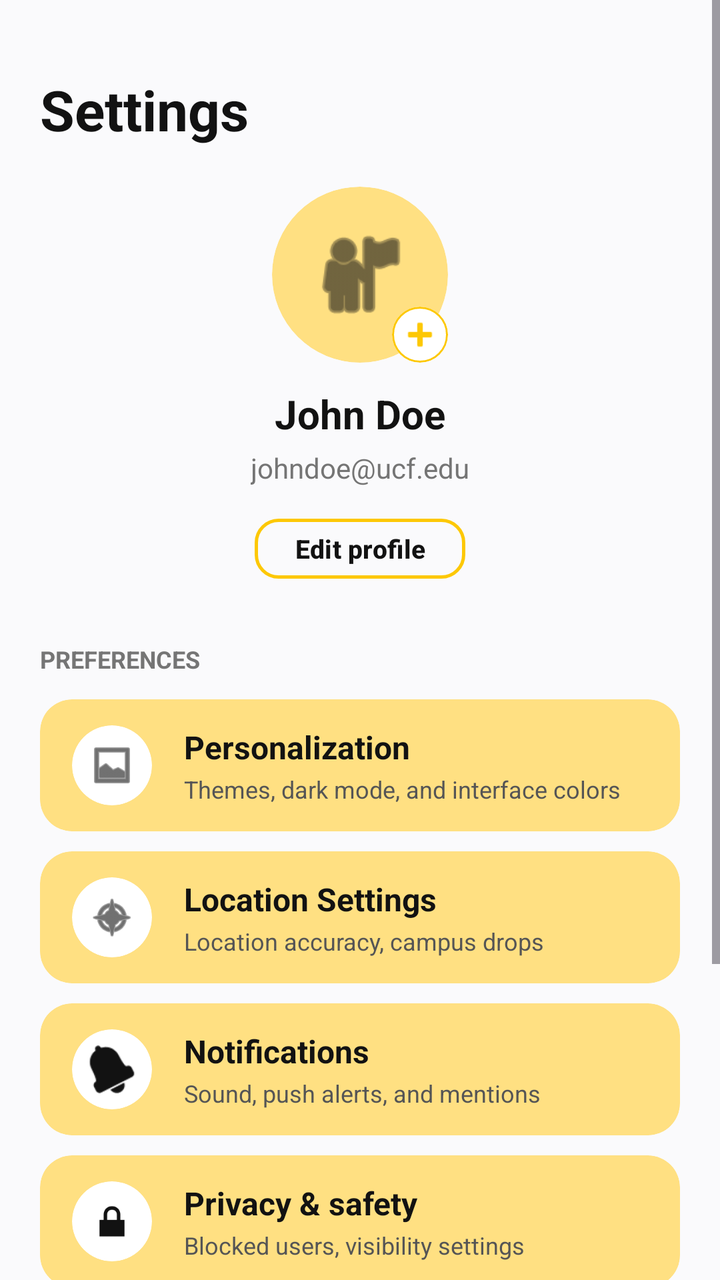
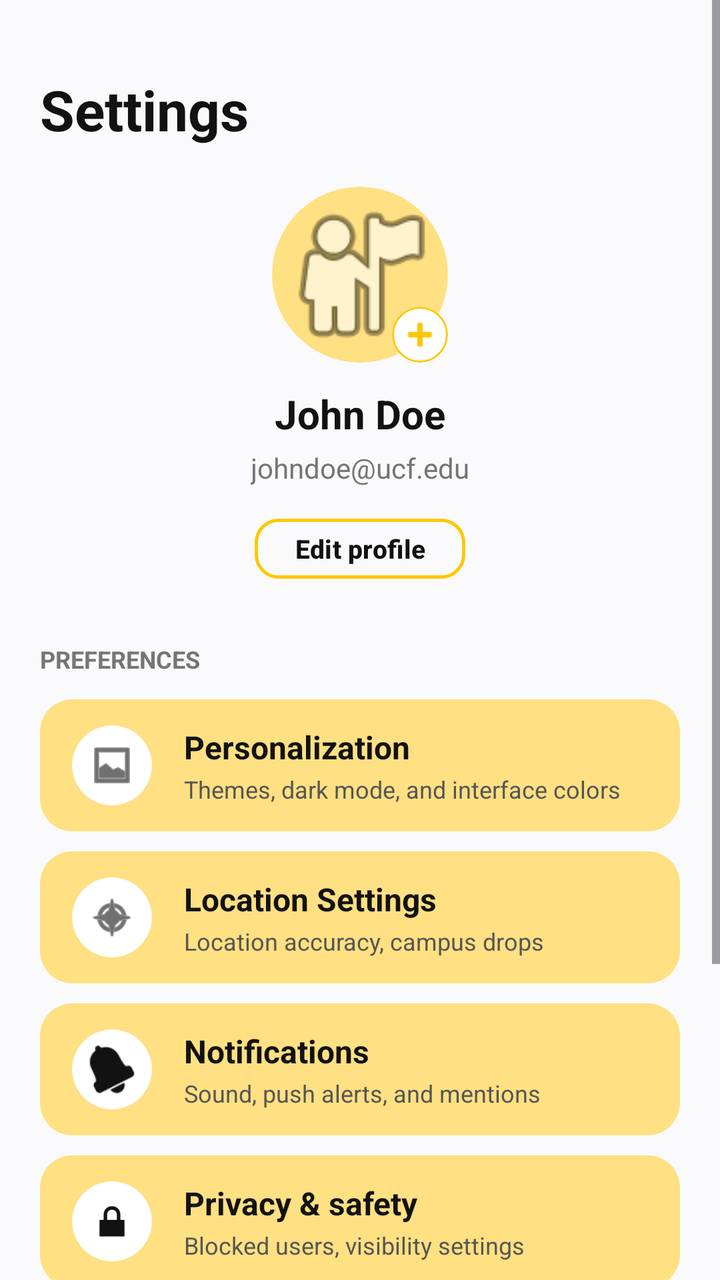

Screens rendered from an Android XML layout before and after an edit, with the pre-edit source and the edit as a unified diff.
<!-- AndroidManifest.xml: application theme Theme.AudioGraffiti -->
<!-- res/layout/setting_page.xml -->
<?xml version="1.0" encoding="utf-8"?>
<ScrollView xmlns:android="http://schemas.android.com/apk/res/android"
    xmlns:app="http://schemas.android.com/apk/res-auto"
    xmlns:tools="http://schemas.android.com/tools"
    android:id="@+id/scroll_view"
    android:layout_width="match_parent"
    android:layout_height="match_parent"
    android:background="#FAFAFC"
    android:fillViewport="true">

    <androidx.constraintlayout.widget.ConstraintLayout
        android:id="@+id/root_layout"
        android:layout_width="match_parent"
        android:layout_height="wrap_content"
        android:padding="20dp">

        
        <TextView
            android:id="@+id/settings_title"
            android:layout_width="wrap_content"
            android:layout_height="wrap_content"
            android:layout_marginTop="16dp"
            android:text="Settings"
            android:textColor="#121212"
            android:textSize="28sp"
            android:textStyle="bold"
            app:layout_constraintStart_toStartOf="parent"
            app:layout_constraintTop_toTopOf="parent" />

        
        <androidx.constraintlayout.widget.ConstraintLayout
            android:id="@+id/profile_section"
            android:layout_width="0dp"
            android:layout_height="wrap_content"
            android:layout_marginTop="20dp"
            app:layout_constraintEnd_toEndOf="parent"
            app:layout_constraintStart_toStartOf="parent"
            app:layout_constraintTop_toBottomOf="@+id/settings_title">

            
            <FrameLayout
                android:id="@+id/avatar_container"
                android:layout_width="88dp"
                android:layout_height="88dp"
                app:layout_constraintEnd_toEndOf="parent"
                app:layout_constraintStart_toStartOf="parent"
                app:layout_constraintTop_toTopOf="parent">

                
                <com.google.android.material.card.MaterialCardView
                    android:id="@+id/avatar_card"
                    android:layout_width="88dp"
                    android:layout_height="88dp"
                    app:cardBackgroundColor="#FFE082"
                    app:cardCornerRadius="44dp"
                    app:cardElevation="0dp"
                    app:strokeWidth="0dp">

                    <ImageView
                        android:id="@+id/avatar_imageView"
                        android:layout_width="match_parent"
                        android:layout_height="match_parent"
                        android:contentDescription="Avatar"
                        android:padding="18dp"
                        android:src="@android:drawable/ic_menu_myplaces"
                        app:tint="#121212" />
                </com.google.android.material.card.MaterialCardView>

                
                <com.google.android.material.card.MaterialCardView
                    android:layout_width="28dp"
                    android:layout_height="28dp"
                    android:layout_gravity="bottom|end"
                    app:cardBackgroundColor="#FFFFFF"
                    app:cardCornerRadius="14dp"
                    app:cardElevation="0dp"
                    app:strokeColor="#FDC804"
                    app:strokeWidth="1dp">

                    <ImageView
                        android:id="@+id/add_avatar_badge"
                        android:layout_width="match_parent"
                        android:layout_height="match_parent"
                        android:contentDescription="Add Badge"
                        android:padding="3dp"
                        android:src="@android:drawable/ic_input_add"
                        app:tint="#FDC804" />
                </com.google.android.material.card.MaterialCardView>
            </FrameLayout>

            <TextView
                android:id="@+id/username_textView"
                android:layout_width="wrap_content"
                android:layout_height="wrap_content"
                android:layout_marginTop="12dp"
                android:text="John Doe"
                android:textColor="#121212"
                android:textSize="20sp"
                android:textStyle="bold"
                app:layout_constraintEnd_toEndOf="parent"
                app:layout_constraintStart_toStartOf="parent"
                app:layout_constraintTop_toBottomOf="@+id/avatar_container" />

            <TextView
                android:id="@+id/email_textView"
                android:layout_width="wrap_content"
                android:layout_height="wrap_content"
                android:layout_marginTop="4dp"
                android:text="johndoe@ucf.edu"
                android:textColor="#757575"
                android:textSize="14sp"
                app:layout_constraintEnd_toEndOf="parent"
                app:layout_constraintStart_toStartOf="parent"
                app:layout_constraintTop_toBottomOf="@+id/username_textView" />

            <Button
                android:id="@+id/editProfile_button"
                style="@style/Widget.Material3.Button.OutlinedButton"
                android:layout_width="wrap_content"
                android:layout_height="38dp"
                android:layout_marginTop="12dp"
                android:paddingHorizontal="20dp"
                android:text="Edit profile"
                android:textColor="#121212"
                android:textSize="13sp"
                android:textStyle="bold"
                app:cornerRadius="12dp"
                app:layout_constraintEnd_toEndOf="parent"
                app:layout_constraintStart_toStartOf="parent"
                app:layout_constraintTop_toBottomOf="@+id/email_textView"
                app:strokeColor="#FDC804"
                app:strokeWidth="1.5dp" />

        </androidx.constraintlayout.widget.ConstraintLayout>

        
        <TextView
            android:id="@+id/account_section_header"
            android:layout_width="wrap_content"
            android:layout_height="wrap_content"
            android:layout_marginTop="28dp"
            android:text="PREFERENCES"
            android:textColor="#757575"
            android:textSize="12sp"
            android:textStyle="bold"
            app:layout_constraintStart_toStartOf="parent"
            app:layout_constraintTop_toBottomOf="@+id/profile_section" />

        
        <LinearLayout
            android:id="@+id/options_container"
            android:layout_width="0dp"
            android:layout_height="wrap_content"
            android:layout_marginTop="12dp"
            android:orientation="vertical"
            app:layout_constraintEnd_toEndOf="parent"
            app:layout_constraintStart_toStartOf="parent"
            app:layout_constraintTop_toBottomOf="@+id/account_section_header">

            
            <com.google.android.material.card.MaterialCardView
                android:id="@+id/option_personalization"
                android:layout_width="match_parent"
                android:layout_height="66dp"
                android:layout_marginBottom="10dp"
                app:cardBackgroundColor="#FFE082"
                app:cardCornerRadius="16dp"
                app:cardElevation="0dp"
                app:strokeWidth="0dp">

                <RelativeLayout
                    android:layout_width="match_parent"
                    android:layout_height="match_parent"
                    android:paddingHorizontal="16dp">

                    <com.google.android.material.card.MaterialCardView
                        android:id="@+id/icon_personalization_card"
                        android:layout_width="40dp"
                        android:layout_height="40dp"
                        android:layout_centerVertical="true"
                        app:cardBackgroundColor="#FFFFFF"
                        app:cardCornerRadius="20dp"
                        app:cardElevation="0dp"
                        app:strokeWidth="0dp">

                        <ImageView
                            android:id="@+id/icon_personalization"
                            android:layout_width="match_parent"
                            android:layout_height="match_parent"
                            android:contentDescription="Personalization Icon"
                            android:padding="8dp"
                            android:src="@android:drawable/ic_menu_gallery"
                            app:tint="#121212" />
                    </com.google.android.material.card.MaterialCardView>

                    <LinearLayout
                        android:layout_width="wrap_content"
                        android:layout_height="wrap_content"
                        android:layout_centerVertical="true"
                        android:layout_marginStart="16dp"
                        android:layout_toEndOf="@+id/icon_personalization_card"
                        android:orientation="vertical">

                        <TextView
                            android:id="@+id/title_personalization"
                            android:layout_width="wrap_content"
                            android:layout_height="wrap_content"
                            android:text="Personalization"
                            android:textColor="#121212"
                            android:textSize="16sp"
                            android:textStyle="bold" />

                        <TextView
                            android:id="@+id/sub_personalization"
                            android:layout_width="wrap_content"
                            android:layout_height="wrap_content"
                            android:layout_marginTop="2dp"
                            android:text="Themes, dark mode, and interface colors"
                            android:textColor="#555555"
                            android:textSize="12sp" />
                    </LinearLayout>
                </RelativeLayout>
            </com.google.android.material.card.MaterialCardView>

            
            <com.google.android.material.card.MaterialCardView
                android:id="@+id/option_location"
                android:layout_width="match_parent"
                android:layout_height="66dp"
                android:layout_marginBottom="10dp"
                app:cardBackgroundColor="#FFE082"
                app:cardCornerRadius="16dp"
                app:cardElevation="0dp"
                app:strokeWidth="0dp">

                <RelativeLayout
                    android:layout_width="match_parent"
                    android:layout_height="match_parent"
                    android:paddingHorizontal="16dp">

                    <com.google.android.material.card.MaterialCardView
                        android:id="@+id/icon_location_card"
                        android:layout_width="40dp"
                        android:layout_height="40dp"
                        android:layout_centerVertical="true"
                        app:cardBackgroundColor="#FFFFFF"
                        app:cardCornerRadius="20dp"
                        app:cardElevation="0dp"
                        app:strokeWidth="0dp">

                        <ImageView
                            android:id="@+id/icon_location"
                            android:layout_width="match_parent"
                            android:layout_height="match_parent"
                            android:contentDescription="Location Icon"
                            android:padding="8dp"
                            android:src="@android:drawable/ic_menu_compass"
                            app:tint="#121212" />
                    </com.google.android.material.card.MaterialCardView>

                    <LinearLayout
                        android:layout_width="wrap_content"
                        android:layout_height="wrap_content"
                        android:layout_centerVertical="true"
                        android:layout_marginStart="16dp"
                        android:layout_toEndOf="@+id/icon_location_card"
                        android:orientation="vertical">

                        <TextView
                            android:id="@+id/title_location"
                            android:layout_width="wrap_content"
                            android:layout_height="wrap_content"
                            android:text="Location Settings"
                            android:textColor="#121212"
                            android:textSize="16sp"
                            android:textStyle="bold" />

                        <TextView
                            android:id="@+id/sub_location"
                            android:layout_width="wrap_content"
                            android:layout_height="wrap_content"
                            android:layout_marginTop="2dp"
                            android:text="Location accuracy, campus drops"
                            android:textColor="#555555"
                            android:textSize="12sp" />
                    </LinearLayout>
                </RelativeLayout>
            </com.google.android.material.card.MaterialCardView>

            
            <com.google.android.material.card.MaterialCardView
                android:id="@+id/option_notifications"
                android:layout_width="match_parent"
                android:layout_height="66dp"
                android:layout_marginBottom="10dp"
                app:cardBackgroundColor="#FFE082"
                app:cardCornerRadius="16dp"
                app:cardElevation="0dp"
                app:strokeWidth="0dp">

                <RelativeLayout
                    android:layout_width="match_parent"
                    android:layout_height="match_parent"
                    android:paddingHorizontal="16dp">

                    <com.google.android.material.card.MaterialCardView
                        android:id="@+id/icon_notifications_card"
                        android:layout_width="40dp"
                        android:layout_height="40dp"
                        android:layout_centerVertical="true"
                        app:cardBackgroundColor="#FFFFFF"
                        app:cardCornerRadius="20dp"
                        app:cardElevation="0dp"
                        app:strokeWidth="0dp">

                        <ImageView
                            android:id="@+id/icon_notifications"
                            android:layout_width="match_parent"
                            android:layout_height="match_parent"
                            android:contentDescription="Notifications Icon"
                            android:padding="8dp"
                            android:src="@android:drawable/ic_popup_reminder"
                            app:tint="#121212" />
                    </com.google.android.material.card.MaterialCardView>

                    <LinearLayout
                        android:layout_width="wrap_content"
                        android:layout_height="wrap_content"
                        android:layout_centerVertical="true"
                        android:layout_marginStart="16dp"
                        android:layout_toEndOf="@+id/icon_notifications_card"
                        android:orientation="vertical">

                        <TextView
                            android:id="@+id/title_notifications"
                            android:layout_width="wrap_content"
                            android:layout_height="wrap_content"
                            android:text="Notifications"
                            android:textColor="#121212"
                            android:textSize="16sp"
                            android:textStyle="bold" />

                        <TextView
                            android:id="@+id/sub_notifications"
                            android:layout_width="wrap_content"
                            android:layout_height="wrap_content"
                            android:layout_marginTop="2dp"
                            android:text="Sound, push alerts, and mentions"
                            android:textColor="#555555"
                            android:textSize="12sp" />
                    </LinearLayout>
                </RelativeLayout>
            </com.google.android.material.card.MaterialCardView>

            
            <com.google.android.material.card.MaterialCardView
                android:id="@+id/option_privacy"
                android:layout_width="match_parent"
                android:layout_height="66dp"
                android:layout_marginBottom="10dp"
                app:cardBackgroundColor="#FFE082"
                app:cardCornerRadius="16dp"
                app:cardElevation="0dp"
                app:strokeWidth="0dp">

                <RelativeLayout
                    android:layout_width="match_parent"
                    android:layout_height="match_parent"
                    android:paddingHorizontal="16dp">

                    <com.google.android.material.card.MaterialCardView
                        android:id="@+id/icon_privacy_card"
                        android:layout_width="40dp"
                        android:layout_height="40dp"
                        android:layout_centerVertical="true"
                        app:cardBackgroundColor="#FFFFFF"
                        app:cardCornerRadius="20dp"
                        app:cardElevation="0dp"
                        app:strokeWidth="0dp">

                        <ImageView
                            android:id="@+id/icon_privacy"
                            android:layout_width="match_parent"
                            android:layout_height="match_parent"
                            android:contentDescription="Privacy Icon"
                            android:padding="8dp"
                            android:src="@android:drawable/ic_lock_lock"
                            app:tint="#121212" />
                    </com.google.android.material.card.MaterialCardView>

                    <LinearLayout
                        android:layout_width="wrap_content"
                        android:layout_height="wrap_content"
                        android:layout_centerVertical="true"
                        android:layout_marginStart="16dp"
                        android:layout_toEndOf="@+id/icon_privacy_card"
                        android:orientation="vertical">

                        <TextView
                            android:id="@+id/title_privacy"
                            android:layout_width="wrap_content"
                            android:layout_height="wrap_content"
                            android:text="Privacy &amp; safety"
                            android:textColor="#121212"
                            android:textSize="16sp"
                            android:textStyle="bold" />

                        <TextView
                            android:id="@+id/sub_privacy"
                            android:layout_width="wrap_content"
                            android:layout_height="wrap_content"
                            android:layout_marginTop="2dp"
                            android:text="Blocked users, visibility settings"
                            android:textColor="#555555"
                            android:textSize="12sp" />
                    </LinearLayout>
                </RelativeLayout>
            </com.google.android.material.card.MaterialCardView>

            
            <com.google.android.material.card.MaterialCardView
                android:id="@+id/option_help"
                android:layout_width="match_parent"
                android:layout_height="66dp"
                android:layout_marginBottom="10dp"
                app:cardBackgroundColor="#FFE082"
                app:cardCornerRadius="16dp"
                app:cardElevation="0dp"
                app:strokeWidth="0dp">

                <RelativeLayout
                    android:layout_width="match_parent"
                    android:layout_height="match_parent"
                    android:paddingHorizontal="16dp">

                    <com.google.android.material.card.MaterialCardView
                        android:id="@+id/icon_help_card"
                        android:layout_width="40dp"
                        android:layout_height="40dp"
                        android:layout_centerVertical="true"
                        app:cardBackgroundColor="#FFFFFF"
                        app:cardCornerRadius="20dp"
                        app:cardElevation="0dp"
                        app:strokeWidth="0dp">

                        <ImageView
                            android:id="@+id/icon_help"
                            android:layout_width="match_parent"
                            android:layout_height="match_parent"
                            android:contentDescription="Help Icon"
                            android:padding="8dp"
                            android:src="@android:drawable/ic_menu_help"
                            app:tint="#121212" />
                    </com.google.android.material.card.MaterialCardView>

                    <LinearLayout
                        android:layout_width="wrap_content"
                        android:layout_height="wrap_content"
                        android:layout_centerVertical="true"
                        android:layout_marginStart="16dp"
                        android:layout_toEndOf="@+id/icon_help_card"
                        android:orientation="vertical">

                        <TextView
                            android:id="@+id/title_help"
                            android:layout_width="wrap_content"
                            android:layout_height="wrap_content"
                            android:text="Help &amp; feedback"
                            android:textColor="#121212"
                            android:textSize="16sp"
                            android:textStyle="bold" />

                        <TextView
                            android:id="@+id/sub_help"
                            android:layout_width="wrap_content"
                            android:layout_height="wrap_content"
                            android:layout_marginTop="2dp"
                            android:text="FAQ, support, community rules"
                            android:textColor="#555555"
                            android:textSize="12sp" />
                    </LinearLayout>
                </RelativeLayout>
            </com.google.android.material.card.MaterialCardView>

        </LinearLayout>

        
        <Button
            android:id="@+id/logout_button"
            style="@style/Widget.Material3.Button.OutlinedButton"
            android:layout_width="0dp"
            android:layout_height="52dp"
            android:layout_marginTop="32dp"
            android:layout_marginBottom="16dp"
            android:text="LOG OUT"
            android:textColor="#121212"
            android:textSize="15sp"
            android:textStyle="bold"
            app:cornerRadius="12dp"
            app:layout_constraintBottom_toBottomOf="parent"
            app:layout_constraintEnd_toEndOf="parent"
            app:layout_constraintStart_toStartOf="parent"
            app:layout_constraintTop_toBottomOf="@+id/options_container"
            app:layout_constraintVertical_bias="1.0"
            app:strokeColor="#E0E0E0"
            app:strokeWidth="1.5dp" />

    </androidx.constraintlayout.widget.ConstraintLayout>

</ScrollView>
<!-- resources referenced by this layout -->
<resources>
  <style name="Theme.AudioGraffiti" parent="Base.Theme.AudioGraffiti" />
  <style name="Base.Theme.AudioGraffiti" parent="Theme.Material3.DayNight.NoActionBar">
          
      </style>
</resources>

<!-- the commit's change to res/layout/setting_page.xml (unified diff, before → after) -->
@@ -61,9 +61,9 @@
                         android:layout_width="match_parent"
                         android:layout_height="match_parent"
                         android:contentDescription="Avatar"
-                        android:padding="18dp"
-                        android:src="@android:drawable/ic_menu_myplaces"
-                        app:tint="#121212" />
+                        android:padding="2dp"
+                        android:scaleType="centerCrop"
+                        android:src="@android:drawable/ic_menu_myplaces" />
                 </com.google.android.material.card.MaterialCardView>
 
                 
